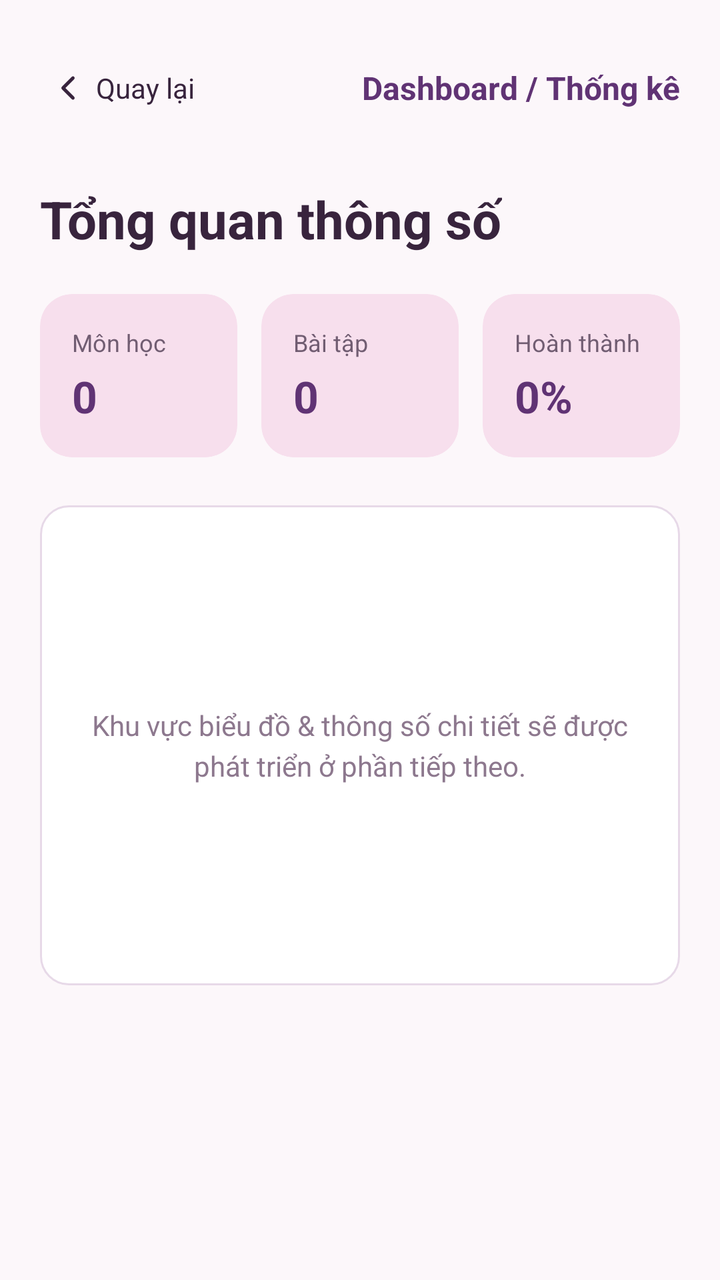
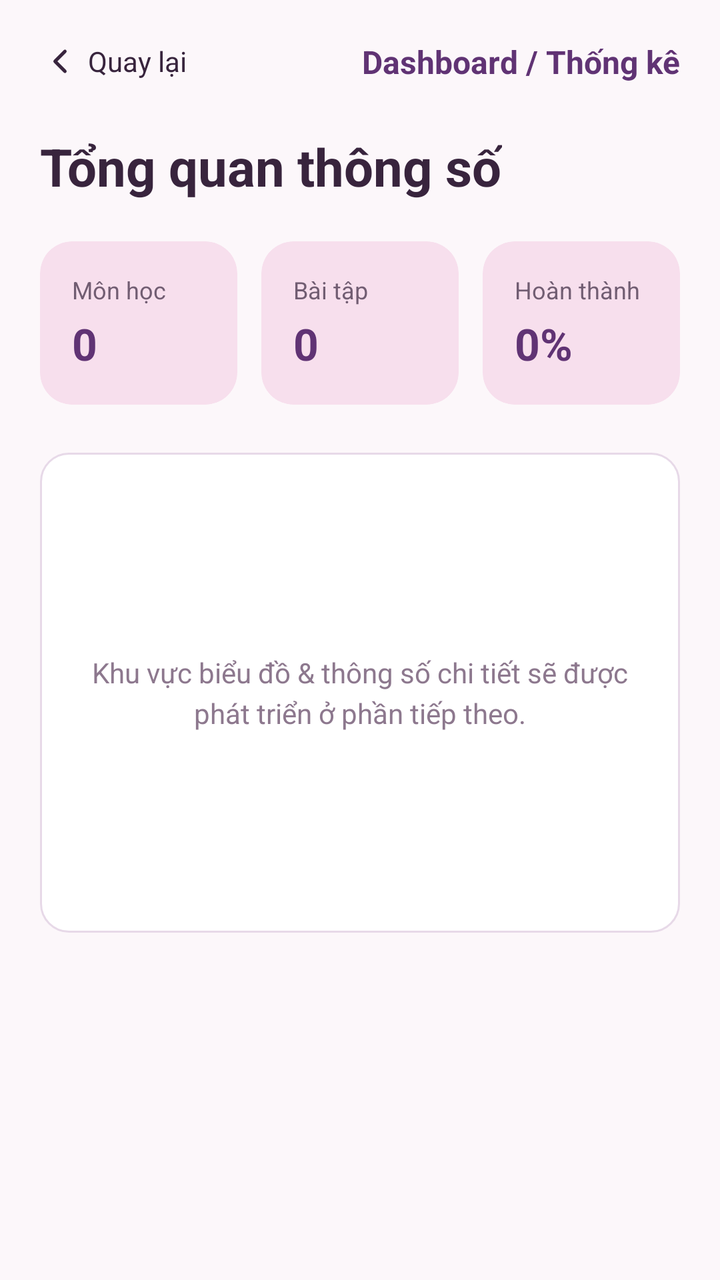

Screens rendered from an Android XML layout before and after an edit, with the pre-edit source and the edit as a unified diff.
<!-- AndroidManifest.xml: application theme Theme.QuanLyBaiTapSinhVien -->
<!-- res/layout/activity_dashboard.xml -->
<?xml version="1.0" encoding="utf-8"?>
<ScrollView xmlns:android="http://schemas.android.com/apk/res/android"
    xmlns:app="http://schemas.android.com/apk/res-auto"
    xmlns:tools="http://schemas.android.com/tools"
    android:layout_width="match_parent"
    android:layout_height="match_parent"
    android:background="@color/bg_screen"
    android:fillViewport="true"
    android:fitsSystemWindows="true"
    tools:context=".DashboardActivity">

    <androidx.constraintlayout.widget.ConstraintLayout
        android:id="@+id/mainLayout"
        android:layout_width="match_parent"
        android:layout_height="wrap_content"
        android:padding="20dp">

        
        <LinearLayout
            android:id="@+id/layoutTopBar"
            android:layout_width="match_parent"
            android:layout_height="wrap_content"
            android:gravity="center_vertical"
            android:orientation="horizontal"
            app:layout_constraintEnd_toEndOf="parent"
            app:layout_constraintStart_toStartOf="parent"
            app:layout_constraintTop_toTopOf="parent">

            <LinearLayout
                android:id="@+id/btnQuayLai"
                android:layout_width="wrap_content"
                android:layout_height="wrap_content"
                android:minHeight="48dp"
                android:background="?android:attr/selectableItemBackgroundBorderless"
                android:clickable="true"
                android:focusable="true"
                android:gravity="center_vertical"
                android:orientation="horizontal"
                android:paddingStart="4dp"
                android:paddingEnd="12dp"
                android:paddingTop="8dp"
                android:paddingBottom="8dp">

                <ImageView
                    android:layout_width="20dp"
                    android:layout_height="20dp"
                    android:contentDescription="Quay lại"
                    android:src="@drawable/ic_back_arrow" />

                <TextView
                    android:layout_width="wrap_content"
                    android:layout_height="wrap_content"
                    android:layout_marginStart="4dp"
                    android:text="Quay lại"
                    android:textColor="@color/text_primary"
                    android:textSize="14sp" />
            </LinearLayout>

            <TextView
                android:layout_width="0dp"
                android:layout_height="wrap_content"
                android:layout_weight="1"
                android:gravity="end"
                android:text="Dashboard / Thống kê"
                android:textColor="@color/blue_primary"
                android:textSize="16sp"
                android:textStyle="bold" />
        </LinearLayout>

        
        <TextView
            android:id="@+id/tvTitle"
            android:layout_width="wrap_content"
            android:layout_height="wrap_content"
            android:layout_marginTop="24dp"
            android:text="Tổng quan thông số"
            android:textColor="@color/text_primary"
            android:textSize="26sp"
            android:textStyle="bold"
            app:layout_constraintStart_toStartOf="parent"
            app:layout_constraintTop_toBottomOf="@+id/layoutTopBar" />

        
        <LinearLayout
            android:id="@+id/layoutStatCards"
            android:layout_width="match_parent"
            android:layout_height="wrap_content"
            android:layout_marginTop="20dp"
            android:orientation="horizontal"
            app:layout_constraintEnd_toEndOf="parent"
            app:layout_constraintStart_toStartOf="parent"
            app:layout_constraintTop_toBottomOf="@+id/tvTitle">

            
            <androidx.cardview.widget.CardView
                android:layout_width="0dp"
                android:layout_height="wrap_content"
                android:layout_marginEnd="8dp"
                android:layout_weight="1"
                app:cardBackgroundColor="@color/blue_light_bg"
                app:cardCornerRadius="16dp"
                app:cardElevation="0dp">

                <LinearLayout
                    android:layout_width="match_parent"
                    android:layout_height="wrap_content"
                    android:orientation="vertical"
                    android:padding="16dp">

                    <TextView
                        android:layout_width="wrap_content"
                        android:layout_height="wrap_content"
                        android:text="Môn học"
                        android:textColor="@color/text_secondary"
                        android:textSize="12sp" />

                    <TextView
                        android:id="@+id/tvStatMonHoc"
                        android:layout_width="wrap_content"
                        android:layout_height="wrap_content"
                        android:layout_marginTop="4dp"
                        android:text="0"
                        android:textColor="@color/blue_primary"
                        android:textSize="22sp"
                        android:textStyle="bold" />
                </LinearLayout>
            </androidx.cardview.widget.CardView>

            
            <androidx.cardview.widget.CardView
                android:layout_width="0dp"
                android:layout_height="wrap_content"
                android:layout_marginHorizontal="4dp"
                android:layout_weight="1"
                app:cardBackgroundColor="@color/blue_light_bg"
                app:cardCornerRadius="16dp"
                app:cardElevation="0dp">

                <LinearLayout
                    android:layout_width="match_parent"
                    android:layout_height="wrap_content"
                    android:orientation="vertical"
                    android:padding="16dp">

                    <TextView
                        android:layout_width="wrap_content"
                        android:layout_height="wrap_content"
                        android:text="Bài tập"
                        android:textColor="@color/text_secondary"
                        android:textSize="12sp" />

                    <TextView
                        android:id="@+id/tvStatBaiTap"
                        android:layout_width="wrap_content"
                        android:layout_height="wrap_content"
                        android:layout_marginTop="4dp"
                        android:text="0"
                        android:textColor="@color/blue_primary"
                        android:textSize="22sp"
                        android:textStyle="bold" />
                </LinearLayout>
            </androidx.cardview.widget.CardView>

            
            <androidx.cardview.widget.CardView
                android:layout_width="0dp"
                android:layout_height="wrap_content"
                android:layout_marginStart="8dp"
                android:layout_weight="1"
                app:cardBackgroundColor="@color/blue_light_bg"
                app:cardCornerRadius="16dp"
                app:cardElevation="0dp">

                <LinearLayout
                    android:layout_width="match_parent"
                    android:layout_height="wrap_content"
                    android:orientation="vertical"
                    android:padding="16dp">

                    <TextView
                        android:layout_width="wrap_content"
                        android:layout_height="wrap_content"
                        android:text="Hoàn thành"
                        android:textColor="@color/text_secondary"
                        android:textSize="12sp" />

                    <TextView
                        android:id="@+id/tvStatTienDo"
                        android:layout_width="wrap_content"
                        android:layout_height="wrap_content"
                        android:layout_marginTop="4dp"
                        android:text="0%"
                        android:textColor="@color/blue_primary"
                        android:textSize="22sp"
                        android:textStyle="bold" />
                </LinearLayout>
            </androidx.cardview.widget.CardView>
        </LinearLayout>

        
        <LinearLayout
            android:layout_width="match_parent"
            android:layout_height="240dp"
            android:layout_marginTop="24dp"
            android:background="@drawable/bg_input_field"
            android:gravity="center"
            android:orientation="vertical"
            android:padding="20dp"
            app:layout_constraintEnd_toEndOf="parent"
            app:layout_constraintStart_toStartOf="parent"
            app:layout_constraintTop_toBottomOf="@+id/layoutStatCards">

            <TextView
                android:layout_width="wrap_content"
                android:layout_height="wrap_content"
                android:gravity="center"
                android:lineSpacingExtra="4dp"
                android:text="Khu vực biểu đồ &amp; thông số chi tiết sẽ được phát triển ở phần tiếp theo."
                android:textColor="@color/text_hint"
                android:textSize="14sp" />
        </LinearLayout>

    </androidx.constraintlayout.widget.ConstraintLayout>
</ScrollView>
<!-- resources referenced by this layout -->
<resources>
  <color name="bg_screen">#FCF7FA</color>
  <color name="blue_light_bg">#F7DFED</color>
  <color name="blue_primary">#603374</color>
  <color name="text_hint">#8D788E</color>
  <color name="text_primary">#38243D</color>
  <color name="text_secondary">#715D72</color>
  <!-- drawable bg_input_field (drawable) -->
  <?xml version="1.0" encoding="utf-8"?>
  <shape xmlns:android="http://schemas.android.com/apk/res/android"
      android:shape="rectangle">
      <solid android:color="@color/input_bg" />
      <stroke
          android:width="1dp"
          android:color="@color/input_border" />
      <corners android:radius="14dp" />
  </shape>
  <!-- drawable ic_back_arrow (drawable) -->
  <?xml version="1.0" encoding="utf-8"?>
  <vector xmlns:android="http://schemas.android.com/apk/res/android"
      android:width="24dp"
      android:height="24dp"
      android:viewportWidth="24"
      android:viewportHeight="24">
      <path
          android:fillColor="#00000000"
          android:pathData="M15 18l-6-6 6-6"
          android:strokeColor="@color/text_primary"
          android:strokeWidth="2"
          android:strokeLineCap="round"
          android:strokeLineJoin="round" />
  </vector>
  <style name="Theme.QuanLyBaiTapSinhVien" parent="Base.Theme.QuanLyBaiTapSinhVien" />
  <color name="input_bg">#FFFFFF</color>
  <color name="input_border">#E7D9E8</color>
  <style name="Base.Theme.QuanLyBaiTapSinhVien" parent="Theme.Material3.DayNight.NoActionBar">
          
          <item name="colorPrimary">@color/blue_primary</item>
          <item name="colorPrimaryVariant">@color/blue_primary_dark</item>
          <item name="colorOnPrimary">@color/white</item>
          <item name="android:statusBarColor">@color/bg_screen</item>
          <item name="android:windowLightStatusBar">true</item>
          <item name="android:windowBackground">@color/bg_screen</item>
      </style>
  <color name="blue_primary_dark">#4C295D</color>
  <color name="white">#FFFFFFFF</color>
</resources>

<!-- the commit's change to res/layout/activity_dashboard.xml (unified diff, before → after) -->
@@ -10,7 +10,6 @@
     tools:context=".DashboardActivity">
 
     <androidx.constraintlayout.widget.ConstraintLayout
-        android:id="@+id/mainLayout"
         android:layout_width="match_parent"
         android:layout_height="wrap_content"
         android:padding="20dp">
@@ -30,16 +29,12 @@
                 android:id="@+id/btnQuayLai"
                 android:layout_width="wrap_content"
                 android:layout_height="wrap_content"
-                android:minHeight="48dp"
                 android:background="?android:attr/selectableItemBackgroundBorderless"
                 android:clickable="true"
                 android:focusable="true"
                 android:gravity="center_vertical"
                 android:orientation="horizontal"
-                android:paddingStart="4dp"
-                android:paddingEnd="12dp"
-                android:paddingTop="8dp"
-                android:paddingBottom="8dp">
+                android:paddingEnd="12dp">
 
                 <ImageView
                     android:layout_width="20dp"
